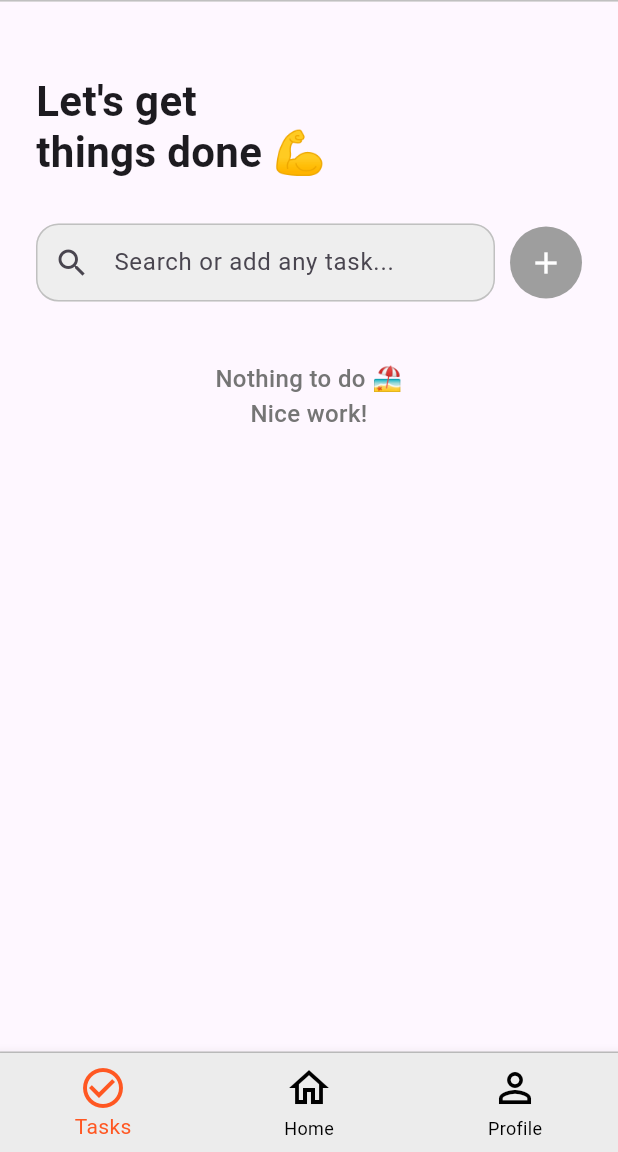
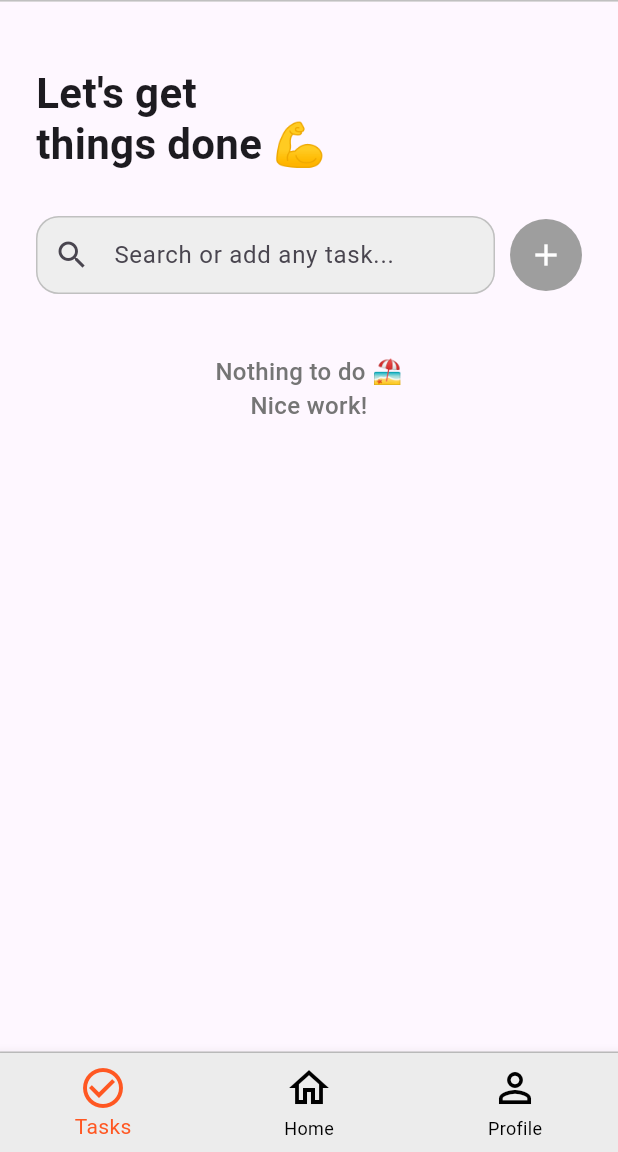
Before and after one commit to simaopsbarbosa/Udunnit, a Flutter app: the screen it shows after launch, on a phone screen of 412 x 824 dp, the part 84-1236 px from its top. Run offline on Flutter 3.47's test engine with Material 3 defaults, Android fonts, the phone set to English and light mode, and no system bars; our stand-ins replace firebase_core, firebase_database; accounts and stored records are empty; generated files the repository leaves out were written again.

```diff
--- a/lib/screens/home_screen.dart
+++ b/lib/screens/home_screen.dart
@@ -303,7 +303,7 @@ class HomeScreen extends StatelessWidget {
                                                 ),
                                               ),
                                               TextSpan(
-                                                text: " 15 tasks completed",
+                                                text: " 6 tasks completed",
                                               ),
                                             ],
                                           ),
@@ -323,7 +323,7 @@ class HomeScreen extends StatelessWidget {
                                                 ),
                                               ),
                                               TextSpan(
-                                                text: " 29 tasks completed",
+                                                text: " 20 tasks completed",
                                               ),
                                             ],
                                           ),
@@ -342,7 +342,7 @@ class HomeScreen extends StatelessWidget {
                                                   fontWeight: FontWeight.bold,
                                                 ),
                                               ),
-                                              TextSpan(text: " 7 tasks left"),
+                                              TextSpan(text: " 5 tasks left"),
                                             ],
                                           ),
                                         ),
--- a/lib/screens/profile_screen.dart
+++ b/lib/screens/profile_screen.dart
@@ -11,7 +11,7 @@ class ProfileScreen extends StatelessWidget {
         padding: const EdgeInsets.symmetric(horizontal: 24.0),
         child: Column(
           children: [
-            const SizedBox(height: 25),
+            const SizedBox(height: 20),
             Row(
               mainAxisAlignment: MainAxisAlignment.spaceBetween,
               children: [
--- a/lib/screens/tasks_screen.dart
+++ b/lib/screens/tasks_screen.dart
@@ -231,7 +231,7 @@ class TasksScreenState extends State<TasksScreen> {
       child: Column(
         crossAxisAlignment: CrossAxisAlignment.start,
         children: [
-          const SizedBox(height: 40),
+          const SizedBox(height: 35),
           const Padding(
             padding: EdgeInsets.symmetric(vertical: 10.0),
             child: Text(
```
